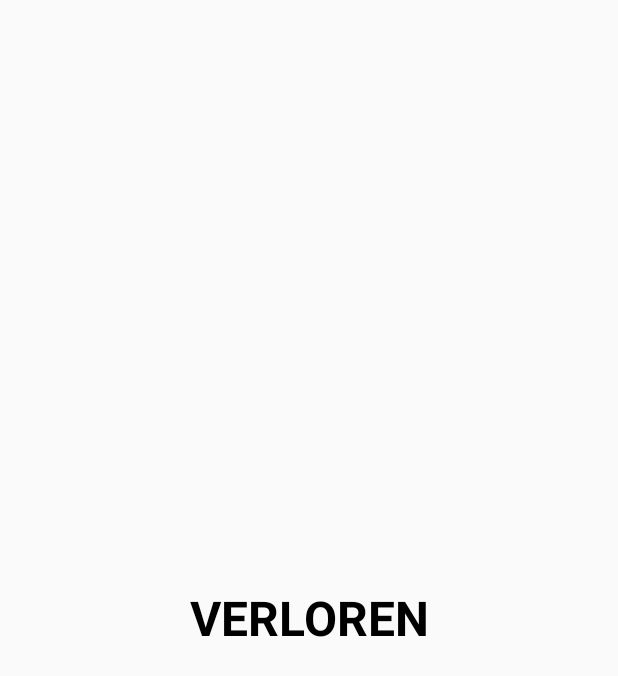
After one commit to tassilo-posegga/BrainEd, an Android app: the LostFragment screen opened through its navigation route, on a phone screen of 412 x 824 dp. The commit adds this screen. Shown: the top 676 px of the screen. Run offline under Robolectric (Android 15) with nearby library versions, the phone set to English and light mode, and no system bars; our stand-ins replace RxJava, Timber.

Commit message:
show lost and won states

```diff
--- /dev/null
+++ b/app/src/main/java/eu/posegga/brained/home/view/LostFragment.kt
@@ -0,0 +1,18 @@
+package eu.posegga.brained.home.view
+
+import android.os.Bundle
+import android.view.LayoutInflater
+import android.view.View
+import android.view.ViewGroup
+import androidx.fragment.app.Fragment
+import eu.posegga.brained.R
+
+class LostFragment : Fragment() {
+
+    override fun onCreateView(
+        inflater: LayoutInflater,
+        container: ViewGroup?,
+        savedInstanceState: Bundle?
+    ): View? = inflater.inflate(R.layout.lost_fragment, container, false)
+
+}
--- /dev/null
+++ b/app/src/main/res/layout/lost_fragment.xml
@@ -0,0 +1,15 @@
+<?xml version="1.0" encoding="utf-8"?>
+<LinearLayout xmlns:android="http://schemas.android.com/apk/res/android"
+    android:layout_width="match_parent"
+    android:layout_height="match_parent"
+    android:orientation="vertical">
+
+    <TextView
+        style="@style/Headline"
+        android:layout_width="match_parent"
+        android:layout_height="match_parent"
+        android:gravity="center"
+        android:text="VERLOREN"
+        android:textColor="@color/black" />
+
+</LinearLayout>
--- a/app/src/main/res/navigation/main_navigation.xml
+++ b/app/src/main/res/navigation/main_navigation.xml
@@ -16,5 +16,28 @@
     <fragment
         android:id="@+id/level1Fragment"
         android:name="eu.posegga.brained.level1.GameFragment"
-        android:label="Level1Fragment" />
+        android:label="Level1Fragment" >
+        <action
+            android:id="@+id/action_level1Fragment_to_wonFragment"
+            app:destination="@id/wonFragment" />
+        <action
+            android:id="@+id/action_level1Fragment_to_lostFragment"
+            app:destination="@id/lostFragment" />
+    </fragment>
+    <fragment
+        android:id="@+id/wonFragment"
+        android:name="eu.posegga.brained.home.view.WonFragment"
+        android:label="WonFragment" >
+        <action
+            android:id="@+id/action_wonFragment_to_homeFragment"
+            app:destination="@id/homeFragment" />
+    </fragment>
+    <fragment
+        android:id="@+id/lostFragment"
+        android:name="eu.posegga.brained.home.view.LostFragment"
+        android:label="LostFragment" >
+        <action
+            android:id="@+id/action_lostFragment_to_homeFragment"
+            app:destination="@id/homeFragment" />
+    </fragment>
 </navigation>
```
Also changed, not shown: app/src/main/java/eu/posegga/brained/home/view/WonFragment.kt (added, +18 -0 lines), app/src/main/java/eu/posegga/brained/level1/GameFragment.kt (+3 -6 lines), app/src/main/res/layout/won_fragment.xml (added, +15 -0 lines).
